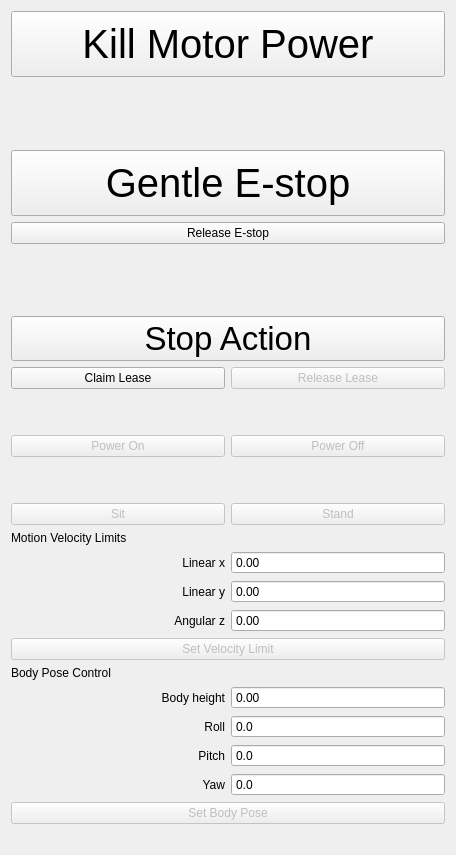
Old version of the form spot_viz/resource/spot_control.ui in the repository heuristicus/spot_ros.
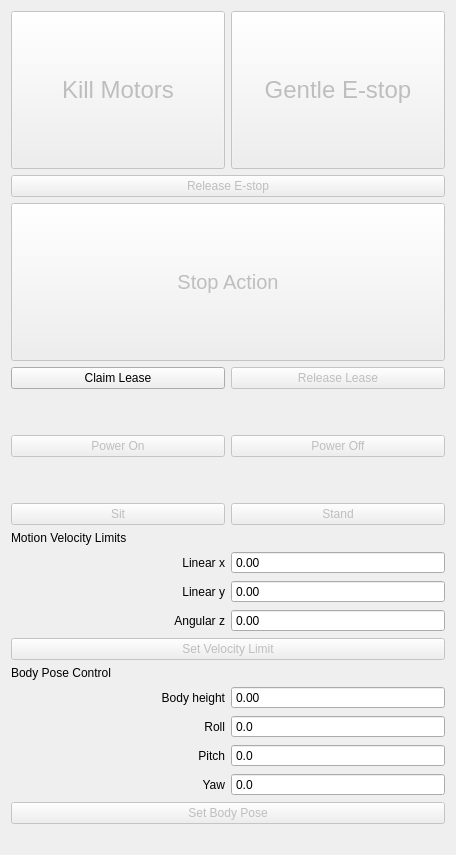
New version of the form.

Commit message: enable estop buttons only when we have the lease, release button state is dependent on estop state

The edit to the form file:
```diff
--- a/spot_viz/resource/spot_control.ui
+++ b/spot_viz/resource/spot_control.ui
@@ -15,7 +15,12 @@
   </property>
   <layout class="QVBoxLayout" name="verticalLayout_2">
    <item>
+    <layout class="QHBoxLayout" name="horizontalLayout">
+     <item>
     <widget class="QPushButton" name="hardStopButton">
+       <property name="enabled">
+        <bool>false</bool>
+       </property>
      <property name="sizePolicy">
       <sizepolicy hsizetype="Minimum" vsizetype="Expanding">
        <horstretch>0</horstretch>
@@ -24,32 +29,22 @@
      </property>
      <property name="font">
       <font>
-       <pointsize>30</pointsize>
+         <pointsize>18</pointsize>
       </font>
      </property>
      <property name="toolTip">
       <string>Hard emergency stop, kills power to motors</string>
      </property>
      <property name="text">
-      <string>Kill Motor Power</string>
+        <string>Kill Motors</string>
      </property>
     </widget>
    </item>
-   <item>
-    <spacer name="verticalSpacer_3">
-     <property name="orientation">
-      <enum>Qt::Vertical</enum>
-     </property>
-     <property name="sizeHint" stdset="0">
-      <size>
-       <width>20</width>
-       <height>40</height>
-      </size>
-     </property>
-    </spacer>
-   </item>
    <item>
     <widget class="QPushButton" name="gentleStopButton">
+       <property name="enabled">
+        <bool>false</bool>
+       </property>
      <property name="sizePolicy">
       <sizepolicy hsizetype="Minimum" vsizetype="Expanding">
        <horstretch>0</horstretch>
@@ -64,7 +59,7 @@
      </property>
      <property name="font">
       <font>
-       <pointsize>30</pointsize>
+         <pointsize>18</pointsize>
       </font>
      </property>
      <property name="toolTip">
@@ -75,8 +70,13 @@
      </property>
     </widget>
    </item>
+    </layout>
+   </item>
    <item>
     <widget class="QPushButton" name="releaseStopButton">
+     <property name="enabled">
+      <bool>false</bool>
+     </property>
      <property name="toolTip">
       <string>Release the emergency stop</string>
      </property>
@@ -85,21 +85,17 @@
      </property>
     </widget>
    </item>
-   <item>
-    <spacer name="verticalSpacer_4">
-     <property name="orientation">
-      <enum>Qt::Vertical</enum>
-     </property>
-     <property name="sizeHint" stdset="0">
-      <size>
-       <width>20</width>
-       <height>40</height>
-      </size>
-     </property>
-    </spacer>
-   </item>
    <item>
     <widget class="QPushButton" name="stopButton">
+     <property name="enabled">
+      <bool>false</bool>
+     </property>
+     <property name="sizePolicy">
+      <sizepolicy hsizetype="Minimum" vsizetype="Expanding">
+       <horstretch>0</horstretch>
+       <verstretch>0</verstretch>
+      </sizepolicy>
+     </property>
      <property name="baseSize">
       <size>
        <width>0</width>
@@ -108,7 +104,7 @@
      </property>
      <property name="font">
       <font>
-       <pointsize>25</pointsize>
+       <pointsize>15</pointsize>
       </font>
      </property>
      <property name="toolTip">
```
Left out of the diff: 4 changed lines with no effect on the pictures. Lines whose indentation alone changed are shown as unchanged. The commit also changes 2 other files.
